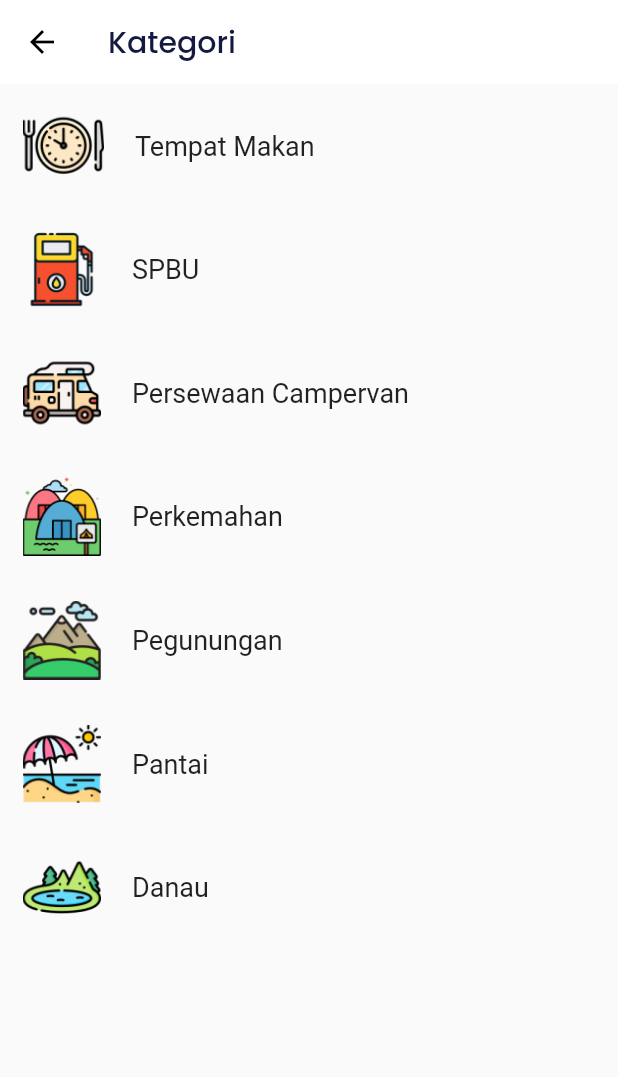
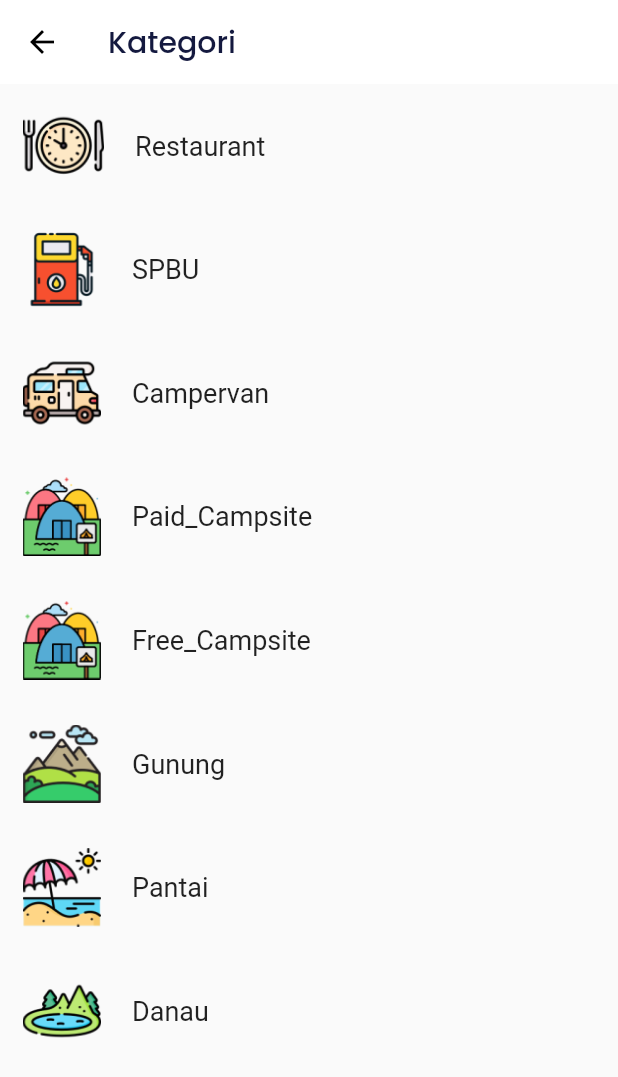
Before and after one commit to AhmadAsroruddin/wanderer, a Flutter app: the MarkerCategoryPage screen opened directly, on a phone screen of 412 x 824 dp. Shown: the top 1077 px of the screen. Run offline on Flutter 3.47's test engine with Material 2 defaults, Android fonts, the light colour scheme and no system bars; our stand-ins replace bloc, cloud_firestore, dartz, equatable, firebase_auth, firebase_core and 12 more; accounts and stored records are empty.

Commit message:
marker icon done

```diff
--- a/lib/presentations/pages/add_marker/maps_page.dart
+++ b/lib/presentations/pages/add_marker/maps_page.dart
@@ -162,7 +162,7 @@ class _MapFullPageState extends State<MapFullPage> {
     );
   }
 
-  void defineMarker(LatLng latLng, String street, String address) {
+  void defineMarker(LatLng latLng, String street, String address) async {
     final marker = Marker(
       markerId: const MarkerId("source"),
       position: latLng,
--- a/lib/presentations/pages/add_marker/marker_category.dart
+++ b/lib/presentations/pages/add_marker/marker_category.dart
@@ -9,11 +9,12 @@ class MarkerCategoryPage extends StatelessWidget {
   static const routeName = '/markerCategoryPage';
 
   final List<Map<String, String>> data = [
-    {'image': 'rumah_makan', 'name': 'Tempat Makan'},
+    {'image': 'rumah_makan', 'name': 'Restaurant'},
     {'image': 'spbu', 'name': 'SPBU'},
-    {'image': 'campervan', 'name': 'Persewaan Campervan'},
-    {'image': 'campsite', 'name': 'Perkemahan'},
-    {'image': 'gunung', 'name': 'Pegunungan'},
+    {'image': 'campervan', 'name': 'Campervan'},
+    {'image': 'campsite', 'name': 'Paid_Campsite'},
+    {'image': 'campsite', 'name': 'Free_Campsite'},
+    {'image': 'gunung', 'name': 'Gunung'},
     {'image': 'pantai', 'name': 'Pantai'},
     {'image': 'danau', 'name': 'Danau'},
   ];
--- a/lib/presentations/pages/add_marker/tambah_marker.dart
+++ b/lib/presentations/pages/add_marker/tambah_marker.dart
@@ -39,6 +39,8 @@ class _AddMarkerPageState extends State<AddMarkerPage> {
   final TextEditingController contact = TextEditingController();
 
   final TextEditingController categoryController = TextEditingController();
+
+  final TextEditingController harga = TextEditingController();
 
   LatLng latLngMarker = LatLng(0, 0);
   List<XFile>? images;
@@ -139,6 +141,10 @@ class _AddMarkerPageState extends State<AddMarkerPage> {
               CustomTextFormFieldAddMarker(
                 hintText: "Kontak",
                 controller: contact,
+              ),
+              CustomTextFormFieldAddMarker(
+                hintText: "Harga",
+                controller: harga,
               ),
               SizedBox(
                 height: deviceHeight * 0.02,
--- a/pubspec.yaml
+++ b/pubspec.yaml
@@ -108,9 +108,12 @@ flutter:
     - assets/img/marker.png
     - assets/img/dropDown.png
     - assets/img/star.png
+    - assets/img/gunung.png
     - assets/img/category/
     - assets/img/
     - assets/gif/
+    - assets/markers/
+
   # An image asset can refer to one or more resolution-specific "variants", see
   # https://flutter.dev/assets-and-images/#resolution-aware
 
```
Also changed, not shown: lib/presentations/shared/map.dart (+31 -16 lines), assets/img/danau.png (added), assets/img/gunung-2.png (added), assets/img/gunung.png (added), assets/markers/danau.png (added), assets/markers/free_campsite.png (added), assets/markers/gunung.png (added), assets/markers/paid_campsite.png (added), assets/markers/pantai.png (added), assets/markers/restaurant.png (added), assets/markers/spbu.png (added).
